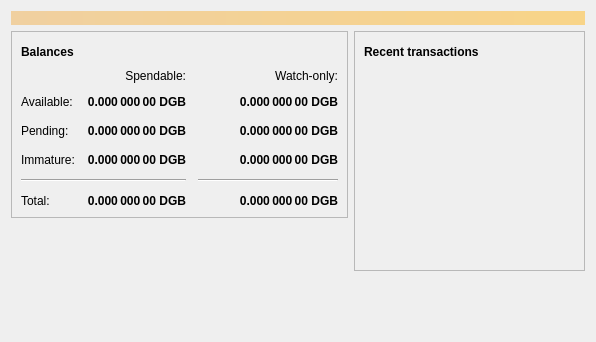
This is src/qt/forms/overviewpage.ui in digicontributer/digibytejs-digibyte-core as Qt 5 draws it before an edit. The edited form follows.
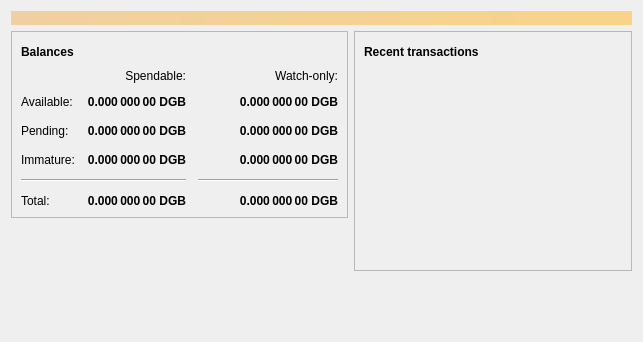
This is the edited form. Icons and pictures are not drawn.

What changed in the file:
```diff
--- a/src/qt/forms/overviewpage.ui
+++ b/src/qt/forms/overviewpage.ui
@@ -6,13 +6,16 @@
    <rect>
     <x>0</x>
     <y>0</y>
-    <width>596</width>
+    <width>643</width>
     <height>342</height>
    </rect>
   </property>
   <property name="windowTitle">
    <string>Form</string>
   </property>
+  <property name="styleSheet">
+   <string notr="true"/>
+  </property>
   <layout class="QVBoxLayout" name="topLayout">
    <item>
     <widget class="QLabel" name="labelAlerts">
```
Left out of the diff: 31 changed lines with no effect on the pictures.
